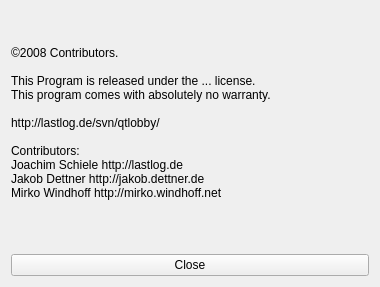
Old version of the form ui/aboutWidget.ui in the repository tizbac/qtlobby.
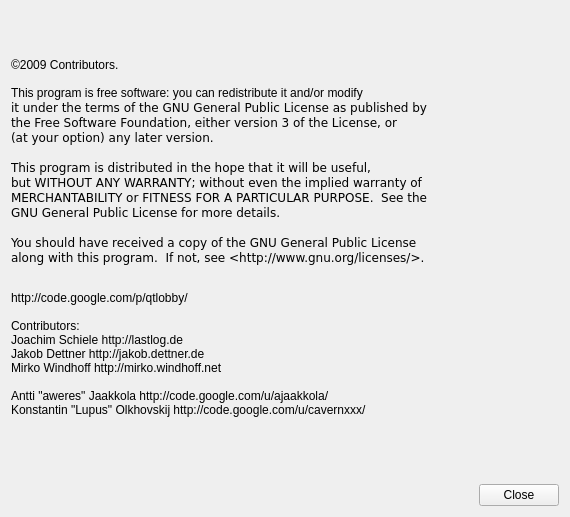
New version of the form.

```diff
--- a/ui/aboutWidget.ui
+++ b/ui/aboutWidget.ui
@@ -1,39 +1,69 @@
 <ui version="4.0" >
  <class>aboutWidget</class>
- <widget class="QWidget" name="aboutWidget" >
-  <property name="geometry" >
+ <widget class="QWidget" name="aboutWidget">
+  <property name="geometry">
    <rect>
     <x>0</x>
     <y>0</y>
-    <width>380</width>
-    <height>287</height>
+    <width>570</width>
+    <height>517</height>
    </rect>
   </property>
   <property name="windowTitle" >
    <string>Form</string>
   </property>
-  <layout class="QGridLayout" >
-   <item row="0" column="0" >
-    <widget class="QLabel" name="label" >
-     <property name="text" >
-      <string>©2008 Contributors. 
-
-This Program is released under the ... license. 
-This program comes with absolutely no warranty.
-
-http://lastlog.de/svn/qtlobby/
-
-Contributors:
-Joachim Schiele http://lastlog.de
-Jakob Dettner http://jakob.dettner.de
-Mirko Windhoff http://mirko.windhoff.net
-</string>
+  <layout class="QGridLayout" name="gridLayout">
+   <item row="0" column="0" colspan="2">
+    <widget class="QLabel" name="label">
+     <property name="text">
+      <string>&lt;!DOCTYPE HTML PUBLIC &quot;-//W3C//DTD HTML 4.0//EN&quot; &quot;http://www.w3.org/TR/REC-html40/strict.dtd&quot;&gt;
+&lt;html&gt;&lt;head&gt;&lt;meta name=&quot;qrichtext&quot; content=&quot;1&quot; /&gt;&lt;style type=&quot;text/css&quot;&gt;
+p, li { white-space: pre-wrap; }
+&lt;/style&gt;&lt;/head&gt;&lt;body style=&quot; font-family:'Sans Serif'; font-size:9pt; font-weight:400; font-style:normal;&quot;&gt;
+&lt;p style=&quot; margin-top:0px; margin-bottom:0px; margin-left:0px; margin-right:0px; -qt-block-indent:0; text-indent:0px;&quot;&gt;©2009 Contributors. &lt;/p&gt;
+&lt;p style=&quot;-qt-paragraph-type:empty; margin-top:0px; margin-bottom:0px; margin-left:0px; margin-right:0px; -qt-block-indent:0; text-indent:0px;&quot;&gt;&lt;/p&gt;
+&lt;p style=&quot; margin-top:0px; margin-bottom:0px; margin-left:0px; margin-right:0px; -qt-block-indent:0; text-indent:0px;&quot;&gt;&lt;span style=&quot; font-family:'Courier New,courier';&quot;&gt;This program is free software: you can redistribute it and/or modify&lt;/span&gt;&lt;/p&gt;
+&lt;pre style=&quot; margin-top:0px; margin-bottom:0px; margin-left:0px; margin-right:0px; -qt-block-indent:0; text-indent:0px;&quot;&gt;&lt;span style=&quot; font-family:'Courier New,courier';&quot;&gt;it under the terms of the GNU General Public License as published by&lt;/span&gt;&lt;/pre&gt;
+&lt;pre style=&quot; margin-top:0px; margin-bottom:0px; margin-left:0px; margin-right:0px; -qt-block-indent:0; text-indent:0px;&quot;&gt;&lt;span style=&quot; font-family:'Courier New,courier';&quot;&gt;the Free Software Foundation, either version 3 of the License, or&lt;/span&gt;&lt;/pre&gt;
+&lt;pre style=&quot; margin-top:0px; margin-bottom:0px; margin-left:0px; margin-right:0px; -qt-block-indent:0; text-indent:0px;&quot;&gt;&lt;span style=&quot; font-family:'Courier New,courier';&quot;&gt;(at your option) any later version.&lt;/span&gt;&lt;/pre&gt;
+&lt;pre style=&quot;-qt-paragraph-type:empty; margin-top:0px; margin-bottom:0px; margin-left:0px; margin-right:0px; -qt-block-indent:0; text-indent:0px; font-family:'Courier New,courier';&quot;&gt;&lt;/pre&gt;
+&lt;pre style=&quot; margin-top:0px; margin-bottom:0px; margin-left:0px; margin-right:0px; -qt-block-indent:0; text-indent:0px;&quot;&gt;&lt;span style=&quot; font-family:'Courier New,courier';&quot;&gt;This program is distributed in the hope that it will be useful,&lt;/span&gt;&lt;/pre&gt;
+&lt;pre style=&quot; margin-top:0px; margin-bottom:0px; margin-left:0px; margin-right:0px; -qt-block-indent:0; text-indent:0px;&quot;&gt;&lt;span style=&quot; font-family:'Courier New,courier';&quot;&gt;but WITHOUT ANY WARRANTY; without even the implied warranty of&lt;/span&gt;&lt;/pre&gt;
+&lt;pre style=&quot; margin-top:0px; margin-bottom:0px; margin-left:0px; margin-right:0px; -qt-block-indent:0; text-indent:0px;&quot;&gt;&lt;span style=&quot; font-family:'Courier New,courier';&quot;&gt;MERCHANTABILITY or FITNESS FOR A PARTICULAR PURPOSE.  See the&lt;/span&gt;&lt;/pre&gt;
+&lt;pre style=&quot; margin-top:0px; margin-bottom:0px; margin-left:0px; margin-right:0px; -qt-block-indent:0; text-indent:0px;&quot;&gt;&lt;span style=&quot; font-family:'Courier New,courier';&quot;&gt;GNU General Public License for more details.&lt;/span&gt;&lt;/pre&gt;
+&lt;pre style=&quot;-qt-paragraph-type:empty; margin-top:0px; margin-bottom:0px; margin-left:0px; margin-right:0px; -qt-block-indent:0; text-indent:0px; font-family:'Courier New,courier';&quot;&gt;&lt;/pre&gt;
+&lt;pre style=&quot; margin-top:0px; margin-bottom:0px; margin-left:0px; margin-right:0px; -qt-block-indent:0; text-indent:0px;&quot;&gt;&lt;span style=&quot; font-family:'Courier New,courier';&quot;&gt;You should have received a copy of the GNU General Public License&lt;/span&gt;&lt;/pre&gt;
+&lt;pre style=&quot; margin-top:0px; margin-bottom:12px; margin-left:0px; margin-right:0px; -qt-block-indent:0; text-indent:0px;&quot;&gt;&lt;span style=&quot; font-family:'Courier New,courier';&quot;&gt;along with this program.  If not, see &amp;lt;http://www.gnu.org/licenses/&amp;gt;.&lt;/span&gt;&lt;/pre&gt;
+&lt;p style=&quot;-qt-paragraph-type:empty; margin-top:0px; margin-bottom:0px; margin-left:0px; margin-right:0px; -qt-block-indent:0; text-indent:0px;&quot;&gt;&lt;/p&gt;
+&lt;p style=&quot; margin-top:0px; margin-bottom:0px; margin-left:0px; margin-right:0px; -qt-block-indent:0; text-indent:0px;&quot;&gt;http://code.google.com/p/qtlobby/&lt;/p&gt;
+&lt;p style=&quot;-qt-paragraph-type:empty; margin-top:0px; margin-bottom:0px; margin-left:0px; margin-right:0px; -qt-block-indent:0; text-indent:0px;&quot;&gt;&lt;/p&gt;
+&lt;p style=&quot; margin-top:0px; margin-bottom:0px; margin-left:0px; margin-right:0px; -qt-block-indent:0; text-indent:0px;&quot;&gt;Contributors:&lt;/p&gt;
+&lt;p style=&quot; margin-top:0px; margin-bottom:0px; margin-left:0px; margin-right:0px; -qt-block-indent:0; text-indent:0px;&quot;&gt;Joachim Schiele http://lastlog.de&lt;/p&gt;
+&lt;p style=&quot; margin-top:0px; margin-bottom:0px; margin-left:0px; margin-right:0px; -qt-block-indent:0; text-indent:0px;&quot;&gt;Jakob Dettner http://jakob.dettner.de&lt;/p&gt;
+&lt;p style=&quot; margin-top:0px; margin-bottom:0px; margin-left:0px; margin-right:0px; -qt-block-indent:0; text-indent:0px;&quot;&gt;Mirko Windhoff http://mirko.windhoff.net&lt;/p&gt;
+&lt;p style=&quot;-qt-paragraph-type:empty; margin-top:0px; margin-bottom:0px; margin-left:0px; margin-right:0px; -qt-block-indent:0; text-indent:0px;&quot;&gt;&lt;/p&gt;
+&lt;p style=&quot; margin-top:0px; margin-bottom:0px; margin-left:0px; margin-right:0px; -qt-block-indent:0; text-indent:0px;&quot;&gt;Antti &quot;aweres&quot; Jaakkola http://code.google.com/u/ajaakkola/&lt;/p&gt;
+&lt;p style=&quot; margin-top:0px; margin-bottom:0px; margin-left:0px; margin-right:0px; -qt-block-indent:0; text-indent:0px;&quot;&gt;Konstantin &quot;Lupus&quot; Olkhovskij http://code.google.com/u/cavernxxx/&lt;/p&gt;
+&lt;p style=&quot;-qt-paragraph-type:empty; margin-top:0px; margin-bottom:0px; margin-left:0px; margin-right:0px; -qt-block-indent:0; text-indent:0px;&quot;&gt;&lt;/p&gt;&lt;/body&gt;&lt;/html&gt;</string>
      </property>
     </widget>
    </item>
-   <item row="1" column="0" >
-    <widget class="QPushButton" name="pushButton" >
-     <property name="text" >
+   <item row="1" column="0">
+    <spacer name="horizontalSpacer">
+     <property name="orientation">
+      <enum>Qt::Horizontal</enum>
+     </property>
+     <property name="sizeHint" stdset="0">
+      <size>
+       <width>464</width>
+       <height>20</height>
+      </size>
+     </property>
+    </spacer>
+   </item>
+   <item row="1" column="1">
+    <widget class="QPushButton" name="pushButton">
+     <property name="text">
       <string>Close</string>
      </property>
     </widget>
```
Left out of the diff: 9 changed lines with no effect on the pictures.
